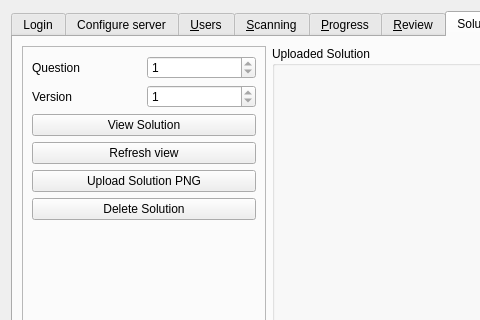
First picture: the form in qtCreatorFiles/ui_manager.ui, repository plomgrading/plom, before the edit; both pictures show x 0 to 480 and y 0 to 320 of the 1024 by 660 pixel window.
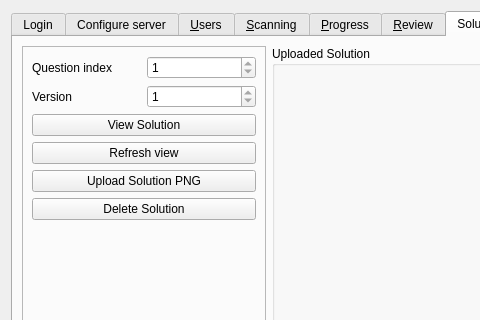
Second picture: the form after the edit. The open tabs and pages were chosen to show the change.

Commit message:
Manager: label some columns as "question index"
I'm not sure I can be bothered to port all this stuff to Question
labels.  For now, just relabel the headers.

```diff
--- a/qtCreatorFiles/ui_manager.ui
+++ b/qtCreatorFiles/ui_manager.ui
@@ -2202,7 +2202,7 @@
             <item>
              <widget class="QLabel" name="label_5">
               <property name="text">
-               <string>Question</string>
+               <string>Question index</string>
               </property>
              </widget>
             </item>
```
The commit also changes 2 other files.
